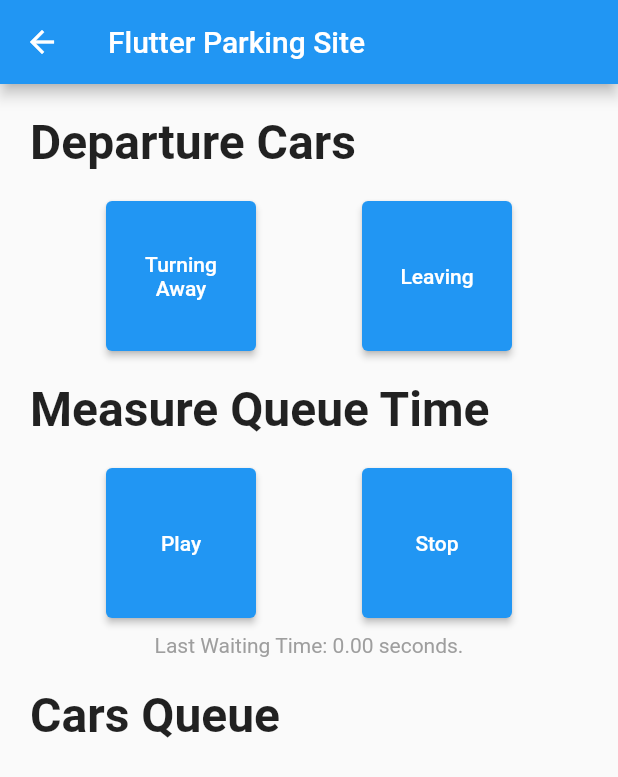
After one commit to maderarasto/flutter-parking-site, a Flutter app: the screen it shows after launch, after a tap on "Measure Queue Times", on a phone screen of 412 x 824 dp. The commit adds this screen. Shown: the top 777 px of the screen. Run offline on Flutter 3.47's test engine with Material 2 defaults, Android fonts, the light colour scheme and no system bars.

Commit message:
Adds a measure time screen for measuring waiting times in queue.

```diff
--- a/lib/components/button.dart
+++ b/lib/components/button.dart
@@ -4,17 +4,18 @@ import 'package:flutter/material.dart';
 class Button extends StatelessWidget {
   final double width;
   final double height;
-  final String text;
+  final bool disabled;
   final VoidCallback? onPressed;
-  final bool disabled;
+  final Widget? child;
 
-  Button(
-      {Key? key,
-      this.width = 30,
-      this.height = 30,
-      this.text = 'button',
-      this.onPressed,
-      this.disabled = false});
+  Button({
+    Key? key,
+    this.width = 30,
+    this.height = 30,
+    this.disabled = false,
+    required this.onPressed,
+    required this.child,
+  });
 
   @override
   Widget build(BuildContext context) {
@@ -23,7 +24,7 @@ class Button extends StatelessWidget {
       height: height,
       child: ElevatedButton(
         onPressed: !disabled ? onPressed : null,
-        child: Text(text),
+        child: child,
       ),
     );
   }
--- /dev/null
+++ b/lib/components/button_section.dart
@@ -0,0 +1,53 @@
+import 'package:flutter/material.dart';
+
+import 'button.dart';
+
+class ButtonSection extends StatelessWidget {
+  final String title;
+  final Widget? button1;
+  final Widget? button2;
+  final VoidCallback? onButton1Pressed;
+  final VoidCallback? onButton2Pressed;
+
+  const ButtonSection(
+      {Key? key,
+      required this.title,
+      this.button1,
+      this.button2,
+      this.onButton1Pressed,
+      this.onButton2Pressed})
+      : super(key: key);
+
+  @override
+  Widget build(BuildContext context) {
+    return Column(
+      children: [
+        const Padding(padding: EdgeInsets.only(top: 20)),
+        Row(
+          children: [
+            const Padding(padding: EdgeInsets.only(left: 20)),
+            Text(title,
+                style:
+                    const TextStyle(fontWeight: FontWeight.bold, fontSize: 32))
+          ],
+        ),
+        const Padding(padding: EdgeInsets.only(top: 20)),
+        Row(
+          mainAxisAlignment: MainAxisAlignment.spaceEvenly,
+          children: [
+            Button(
+                child: button1,
+                width: 100,
+                height: 100,
+                onPressed: onButton1Pressed),
+            Button(
+                child: button2,
+                width: 100,
+                height: 100,
+                onPressed: onButton2Pressed),
+          ],
+        )
+      ],
+    );
+  }
+}
--- a/lib/screens/home.dart
+++ b/lib/screens/home.dart
@@ -2,6 +2,7 @@ import 'package:flutter/cupertino.dart';
 import 'package:flutter/material.dart';
 
 import 'watch_sectors.dart';
+import 'measure_time.dart';
 
 class Home extends StatelessWidget {
   const Home({required Key key}) : super(key: key);
@@ -13,6 +14,13 @@ class Home extends StatelessWidget {
           context,
           MaterialPageRoute(
               builder: (context) => WatchSectors(key: UniqueKey())));
+    }
+
+    void onMeasureTimePressed() {
+      Navigator.push(
+          context,
+          MaterialPageRoute(
+              builder: (context) => MeasureTime(key: UniqueKey())));
     }
 
     return Scaffold(
@@ -34,13 +42,28 @@ class Home extends StatelessWidget {
               children: <Widget>[
                 ElevatedButton(
                     onPressed: onWatchSectorsPressed,
-                    child: const Text('Watch Sectors')),
+                    child: const Text(
+                      'Watch Sectors',
+                      textAlign: TextAlign.center,
+                    )),
                 ElevatedButton(
-                    onPressed: null, child: const Text('Measure Queue Times')),
+                    onPressed: onMeasureTimePressed,
+                    child: const Text(
+                      'Measure Queue Times',
+                      textAlign: TextAlign.center,
+                    )),
                 ElevatedButton(
-                    onPressed: null, child: const Text('Sectors Data')),
+                    onPressed: null,
+                    child: const Text(
+                      'Sectors Data',
+                      textAlign: TextAlign.center,
+                    )),
                 ElevatedButton(
-                    onPressed: null, child: const Text('Measure Data')),
+                    onPressed: null,
+                    child: const Text(
+                      'Measure Data',
+                      textAlign: TextAlign.center,
+                    )),
               ],
             ),
           )
--- /dev/null
+++ b/lib/screens/measure_time.dart
@@ -0,0 +1,101 @@
+import 'package:flutter/material.dart';
+
+import '../components/button_section.dart';
+
+class MeasureTime extends StatefulWidget {
+  const MeasureTime({Key? key}) : super(key: key);
+
+  @override
+  _MeasureTimeState createState() => _MeasureTimeState();
+}
+
+class _MeasureTimeState extends State<MeasureTime> {
+  final List _queueCars = [];
+  double _lastDuration = 0.0;
+
+  void onTurningAwayPressed() {
+    debugPrint('Turning Away');
+  }
+
+  void onLeavingPressed() {
+    debugPrint('Leaving');
+  }
+
+  void onStartPressed() {
+    var timestamp = DateTime.now().millisecondsSinceEpoch;
+
+    setState(() {
+      _queueCars.add(timestamp);
+    });
+  }
+
+  void onStopPressed() {
+    int timestamp = _queueCars.first;
+    int currentTime = DateTime.now().millisecondsSinceEpoch;
+    double duration = (currentTime - timestamp) / 1000;
+
+    setState(() {
+      _queueCars.removeAt(0);
+      _lastDuration = duration;
+    });
+  }
+
+  Widget renderCarsQueue() {
+    return Column(
+        children: _queueCars.map((carTimestamp) {
+      var dateTime = DateTime.fromMillisecondsSinceEpoch(carTimestamp);
+
+      return SizedBox(
+          height: 40,
+          child: Row(mainAxisAlignment: MainAxisAlignment.end, children: [
+            Text(dateTime.toLocal().toString(),
+                style: const TextStyle(fontSize: 16)),
+            const Padding(padding: EdgeInsets.only(right: 20))
+          ]));
+    }).toList());
+  }
+
+  @override
+  Widget build(BuildContext context) {
+    return Scaffold(
+        appBar: AppBar(
+          title: const Text('Flutter Parking Site'),
+        ),
+        body: Column(
+          children: [
+            ButtonSection(
+              title: 'Departure Cars',
+              button1: const Text('Turning Away', textAlign: TextAlign.center),
+              button2: const Text('Leaving', textAlign: TextAlign.center),
+              onButton1Pressed: onTurningAwayPressed,
+              onButton2Pressed: onLeavingPressed,
+            ),
+            ButtonSection(
+              title: 'Measure Queue Time',
+              button1: const Text('Play', textAlign: TextAlign.center),
+              button2: const Text('Stop', textAlign: TextAlign.center),
+              onButton1Pressed: onStartPressed,
+              onButton2Pressed: onStopPressed,
+            ),
+            const Padding(padding: EdgeInsets.only(top: 10)),
+            Text(
+                'Last Waiting Time: ${_lastDuration.toStringAsFixed(2)} seconds.',
+                style: const TextStyle(color: Colors.grey)),
+            Column(
+              children: [
+                const Padding(padding: EdgeInsets.only(top: 20)),
+                Row(
+                  children: const [
+                    Padding(padding: EdgeInsets.only(left: 20)),
+                    Text('Cars Queue',
+                        style: TextStyle(
+                            fontWeight: FontWeight.bold, fontSize: 32))
+                  ],
+                ),
+                renderCarsQueue()
+              ],
+            )
+          ],
+        ));
+  }
+}
```
Also changed, not shown: lib/components/sector_widget.dart (+6 -2 lines).
